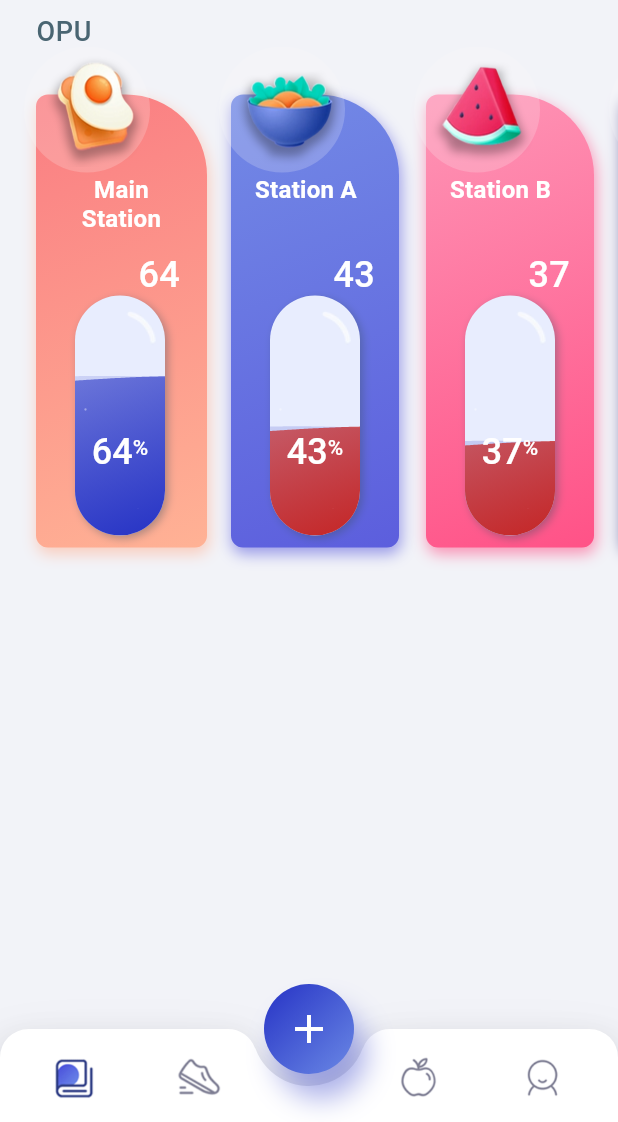
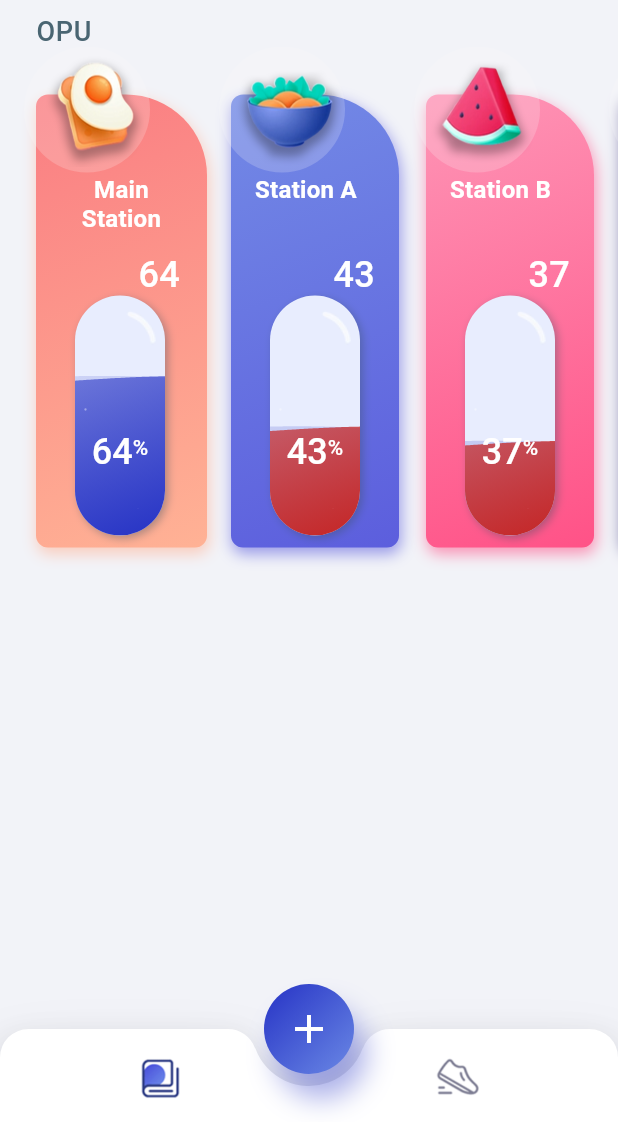
Before and after one commit to amerfathullah/manpower_management, a Flutter app: the screen it shows after launch, on a phone screen of 412 x 824 dp, the part 114-1236 px from its top. Run offline on Flutter 3.47's test engine with Material 2 defaults, Android fonts, the phone set to English and light mode, and no system bars.

Commit message:
Dashboard: remove bottom nav tab

```diff
--- a/lib/bottom_navigation_view/bottom_bar_view.dart
+++ b/lib/bottom_navigation_view/bottom_bar_view.dart
@@ -70,6 +70,32 @@ class _BottomBarViewState extends State<BottomBarView>
                                     widget.changeIndex!(0);
                                   }),
                             ),
+                            // Expanded(
+                            //   child: TabIcons(
+                            //       tabIconData: widget.tabIconsList?[1],
+                            //       removeAllSelect: () {
+                            //         setRemoveAllSelection(
+                            //             widget.tabIconsList?[1]);
+                            //         widget.changeIndex!(1);
+                            //       }),
+                            // ),
+                            // SizedBox(
+                            //   width: Tween<double>(begin: 0.0, end: 1.0)
+                            //           .animate(CurvedAnimation(
+                            //               parent: animationController!,
+                            //               curve: Curves.fastOutSlowIn))
+                            //           .value *
+                            //       64.0,
+                            // ),
+                            // Expanded(
+                            //   child: TabIcons(
+                            //       tabIconData: widget.tabIconsList?[2],
+                            //       removeAllSelect: () {
+                            //         setRemoveAllSelection(
+                            //             widget.tabIconsList?[2]);
+                            //         widget.changeIndex!(2);
+                            //       }),
+                            // ),
                             Expanded(
                               child: TabIcons(
                                   tabIconData: widget.tabIconsList?[1],
@@ -77,32 +103,6 @@ class _BottomBarViewState extends State<BottomBarView>
                                     setRemoveAllSelection(
                                         widget.tabIconsList?[1]);
                                     widget.changeIndex!(1);
-                                  }),
-                            ),
-                            SizedBox(
-                              width: Tween<double>(begin: 0.0, end: 1.0)
-                                      .animate(CurvedAnimation(
-                                          parent: animationController!,
-                                          curve: Curves.fastOutSlowIn))
-                                      .value *
-                                  64.0,
-                            ),
-                            Expanded(
-                              child: TabIcons(
-                                  tabIconData: widget.tabIconsList?[2],
-                                  removeAllSelect: () {
-                                    setRemoveAllSelection(
-                                        widget.tabIconsList?[2]);
-                                    widget.changeIndex!(2);
-                                  }),
-                            ),
-                            Expanded(
-                              child: TabIcons(
-                                  tabIconData: widget.tabIconsList?[3],
-                                  removeAllSelect: () {
-                                    setRemoveAllSelection(
-                                        widget.tabIconsList?[3]);
-                                    widget.changeIndex!(3);
                                   }),
                             ),
                           ],
--- a/lib/models/tabIcon_data.dart
+++ b/lib/models/tabIcon_data.dart
@@ -33,19 +33,19 @@ class TabIconData {
       isSelected: false,
       animationController: null,
     ),
-    TabIconData(
-      imagePath: 'assets/fitness_app/tab_3.png',
-      selectedImagePath: 'assets/fitness_app/tab_3s.png',
-      index: 2,
-      isSelected: false,
-      animationController: null,
-    ),
-    TabIconData(
-      imagePath: 'assets/fitness_app/tab_4.png',
-      selectedImagePath: 'assets/fitness_app/tab_4s.png',
-      index: 3,
-      isSelected: false,
-      animationController: null,
-    ),
+    // TabIconData(
+    //   imagePath: 'assets/fitness_app/tab_3.png',
+    //   selectedImagePath: 'assets/fitness_app/tab_3s.png',
+    //   index: 2,
+    //   isSelected: false,
+    //   animationController: null,
+    // ),
+    // TabIconData(
+    //   imagePath: 'assets/fitness_app/tab_4.png',
+    //   selectedImagePath: 'assets/fitness_app/tab_4s.png',
+    //   index: 3,
+    //   isSelected: false,
+    //   animationController: null,
+    // ),
   ];
 }
```
